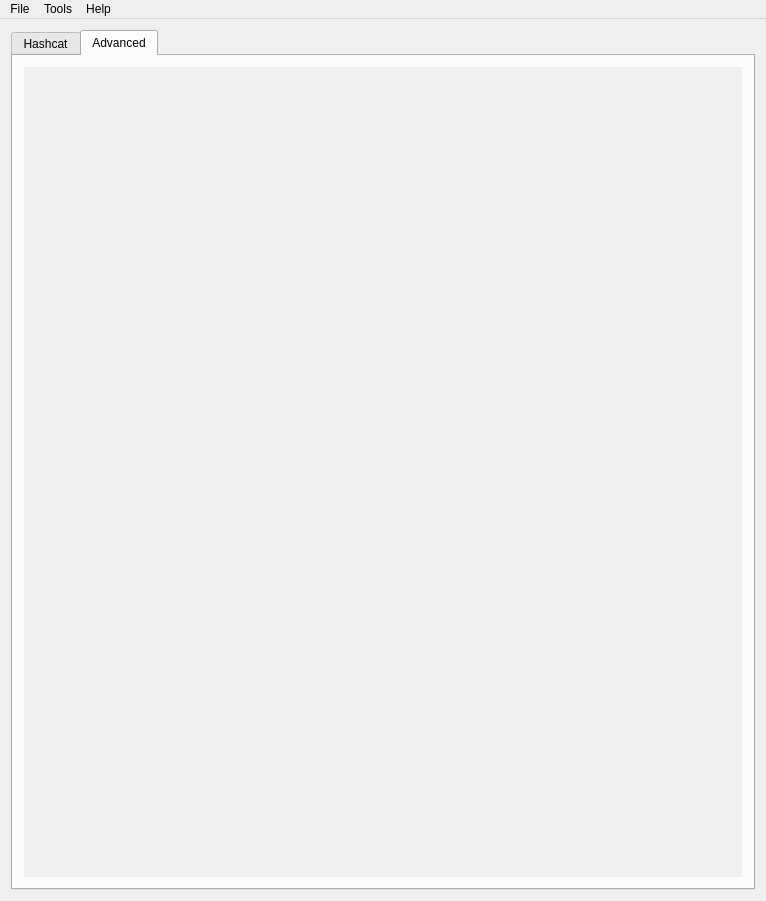
This is src/mainwindow.ui in rgroesslinger/hashcat-gui as Qt 5 draws it before an edit. The edited form follows.
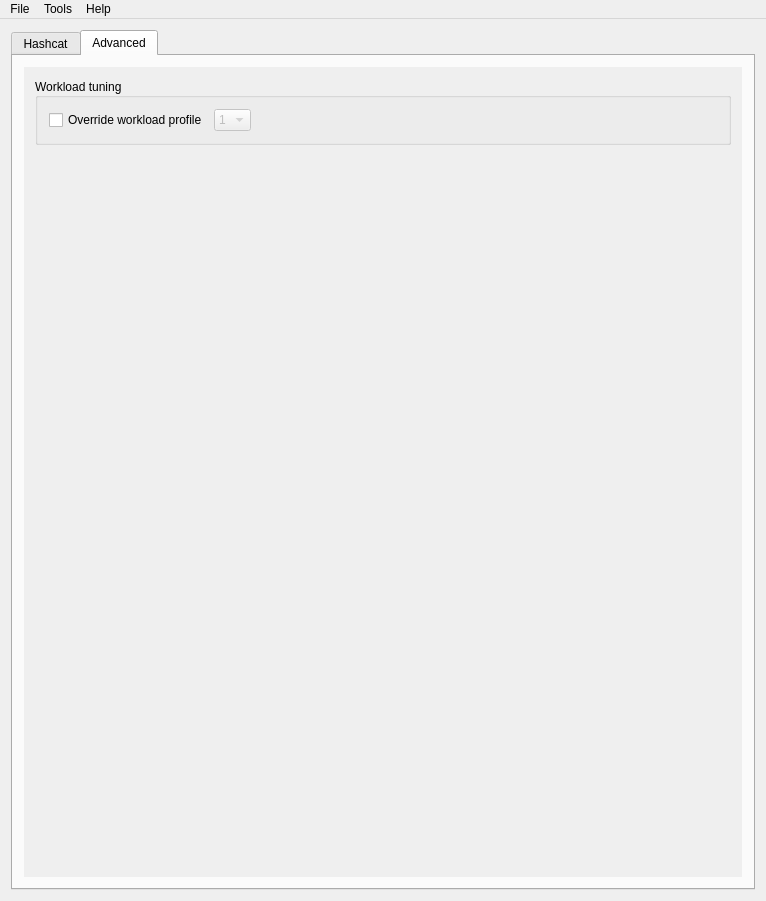
This is the edited form. The open tabs and pages were chosen to show the change. Icons and pictures are not drawn.

Commit message: add support for workload tuning

The edit to the form file:
```diff
--- a/src/mainwindow.ui
+++ b/src/mainwindow.ui
@@ -27,6 +27,9 @@
    <layout class="QGridLayout" name="gridLayout_3">
     <item row="0" column="0">
      <widget class="QTabWidget" name="tabWidget_main">
+      <property name="enabled">
+       <bool>true</bool>
+      </property>
       <property name="tabShape">
        <enum>QTabWidget::TabShape::Rounded</enum>
       </property>
@@ -961,6 +964,9 @@
        </layout>
       </widget>
       <widget class="QWidget" name="tab_advanced">
+       <property name="enabled">
+        <bool>true</bool>
+       </property>
        <attribute name="title">
         <string>Advanced</string>
        </attribute>
@@ -982,7 +988,100 @@
              <height>810</height>
             </rect>
            </property>
-           <layout class="QVBoxLayout" name="verticalLayout_39"/>
+           <layout class="QVBoxLayout" name="verticalLayout_39">
+            <item>
+             <widget class="QGroupBox" name="groupBox_workload_tuning">
+              <property name="title">
+               <string>Workload tuning</string>
+              </property>
+              <property name="alignment">
+               <set>Qt::AlignmentFlag::AlignLeading|Qt::AlignmentFlag::AlignLeft|Qt::AlignmentFlag::AlignVCenter</set>
+              </property>
+              <property name="checkable">
+               <bool>false</bool>
+              </property>
+              <layout class="QVBoxLayout" name="verticalLayout">
+               <item>
+                <layout class="QHBoxLayout" name="horizontalLayout">
+                 <item>
+                  <widget class="QCheckBox" name="checkBox_override_workload_profile">
+                   <property name="text">
+                    <string>Override workload profile</string>
+                   </property>
+                  </widget>
+                 </item>
+                 <item>
+                  <widget class="QComboBox" name="comboBox_workload_profile">
+                   <property name="enabled">
+                    <bool>false</bool>
+                   </property>
+                   <property name="toolTip">
+                    <string> # | Performance | Runtime | Power Consumption | Desktop Impact
+ ===+=============+=========+===================+=========
+  1 | Low               |   2 ms    | Low               | Minimal
+  2 | Default         |  12 ms   | Economic     | Noticeable
+  3 | High              |  96 ms   | High              | Unresponsive
+  4 | Nightmare   | 480 ms  | Insane          | Headless
+
+</string>
+                   </property>
+                   <item>
+                    <property name="text">
+                     <string>1</string>
+                    </property>
+                   </item>
+                   <item>
+                    <property name="text">
+                     <string>2</string>
+                    </property>
+                   </item>
+                   <item>
+                    <property name="text">
+                     <string>3</string>
+                    </property>
+                   </item>
+                   <item>
+                    <property name="text">
+                     <string>4</string>
+                    </property>
+                   </item>
+                  </widget>
+                 </item>
+                 <item>
+                  <spacer name="horizontalSpacer">
+                   <property name="orientation">
+                    <enum>Qt::Orientation::Horizontal</enum>
+                   </property>
+                   <property name="sizeType">
+                    <enum>QSizePolicy::Policy::Expanding</enum>
+                   </property>
+                   <property name="sizeHint" stdset="0">
+                    <size>
+                     <width>40</width>
+                     <height>20</height>
+                    </size>
+                   </property>
+                  </spacer>
+                 </item>
+                </layout>
+               </item>
+              </layout>
+             </widget>
+            </item>
+            <item>
+             <spacer name="verticalSpacer_2">
+              <property name="orientation">
+               <enum>Qt::Orientation::Vertical</enum>
+              </property>
+              <property name="sizeHint" stdset="0">
+               <size>
+                <width>20</width>
+                <height>40</height>
+               </size>
+              </property>
+             </spacer>
+            </item>
+           </layout>
           </widget>
          </widget>
         </item>
```
Left out of the diff: 32 changed lines with no effect on the pictures. The commit also changes 1 other file.
